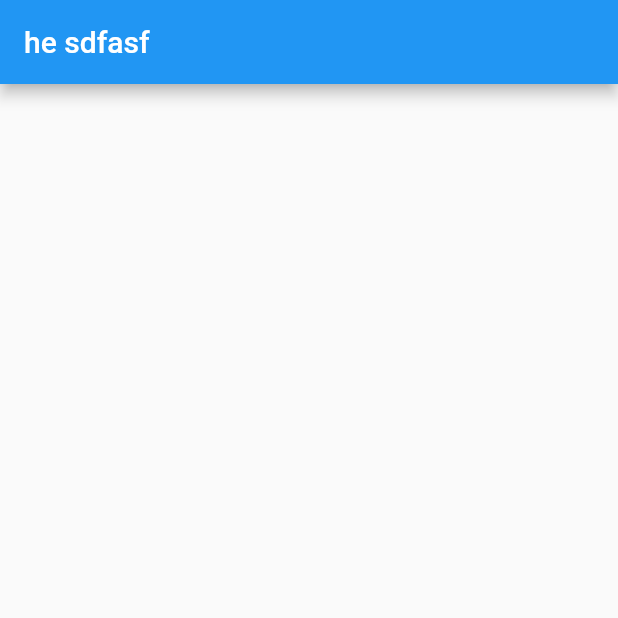
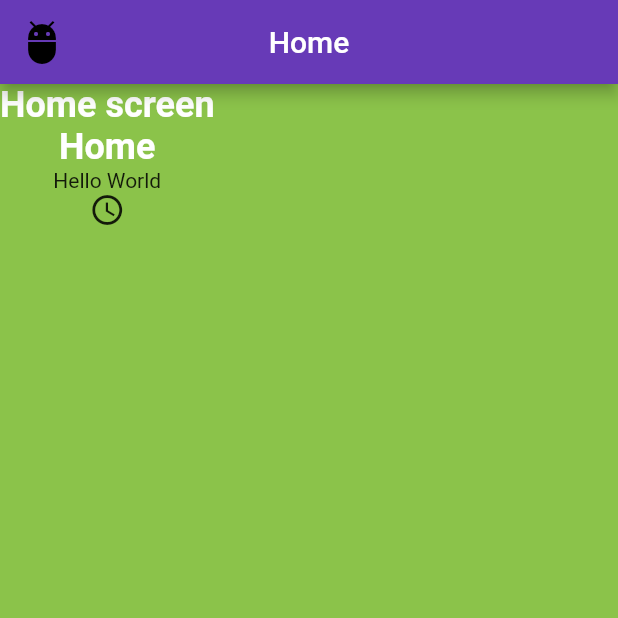
Before and after one commit to Skaditya007/Flutter.RestAPI.Firebase, a Flutter app: the screen it shows after launch, on a phone screen of 412 x 824 dp, the top half of it. Run offline on Flutter 3.47's test engine with Material 2 defaults, Android fonts, the light colour scheme and no system bars.

Commit message:
Initial commit

```diff
--- a/lib/main.dart
+++ b/lib/main.dart
@@ -1,28 +1,55 @@
 import 'package:flutter/material.dart';
+import 'package:flutter/rendering.dart';
 
-void main() {
-  runApp(myApp());
+void main(){
+  //give me some widget
+  runApp(MyApp());
 }
 
-class myApp extends StatelessWidget {
-  const myApp({super.key});
+//Hot reload=>ctrl+s
+//Hot restart=>Ctrl+Shift+\
 
-  @override
-  Widget build(BuildContext context) {
-    return const MaterialApp(
-      home: HomeScreen(),
-    );
-  }
+class MyApp extends StatelessWidget{
+ @override
+  Widget build (BuildContext context){
+   return MaterialApp(
+     debugShowCheckedModeBanner: true,
+     home: HomeScreen(),
+     title: "1st App",
+   );
+ }
 }
 
-class HomeScreen extends StatelessWidget {
-  const HomeScreen({super.key});
+class HomeScreen extends StatelessWidget{
+  @override
+  Widget build(BuildContext context){
+    return Scaffold(
+      backgroundColor: Colors.lightGreen,
+      appBar: AppBar(
+        backgroundColor: Colors.deepPurple,
+        centerTitle:true,
+        title: Text('Home'),
+        leading: Icon(
+          Icons.adb_outlined,
+          color: Colors.black,
+          size: 32,
+        ),
+      ),
+      body: Column(
+        children:[
+          Text('Home screen',
+          style: TextStyle(
+            color:Colors.white,fontSize: 24,fontWeight:FontWeight.bold
+          ),
+      ),
+          Text('Home',
+          style:TextStyle(
+            color:Colors.white,fontSize:24, fontWeight: FontWeight.bold),
+          ),
+            Text('Hello World'),
+            Icon(Icons.access_time_outlined),
 
-  @override
-  Widget build(BuildContext context) {
-    return Scaffold(
-      appBar: AppBar(
-        title: Text('he sdfasf'),
+        ],
       ),
     );
   }
```
